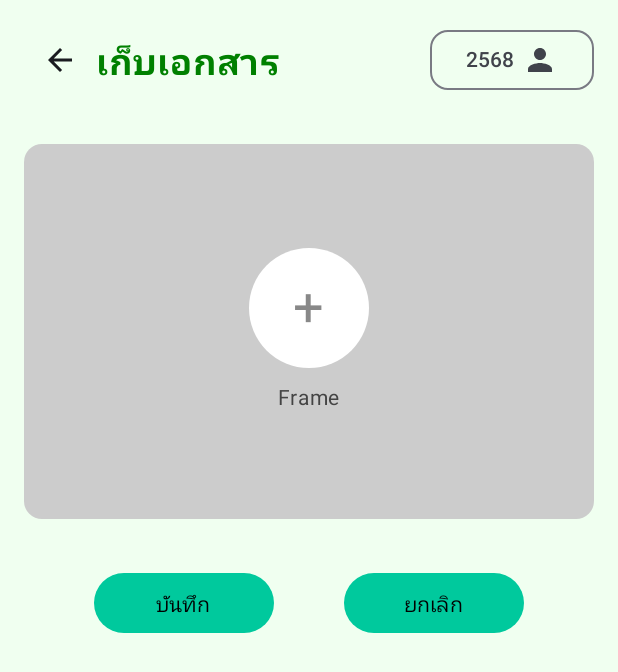
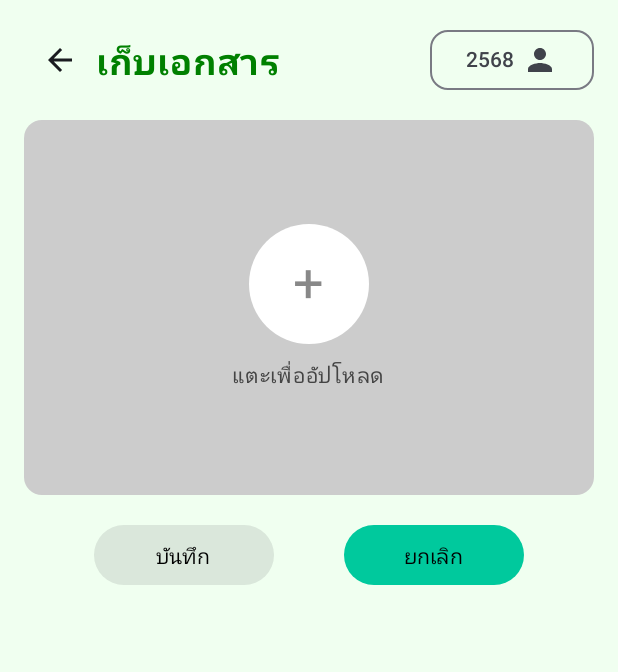
Before and after one commit to Anochaakimbo/PersonalTaxManagement-KotlinProject, an Android app built with Jetpack Compose: the UploadDocumentScreen screen opened through its navigation route, on a phone screen of 412 x 824 dp. Shown: the top 672 px of the screen. Run offline under Robolectric (Android 15) with nearby library versions, the phone set to English and light mode, and no system bars; pictures from the network do not load.

Commit message:
จะเสร็จละ

```diff
--- a/app/src/main/java/com/example/myproject/MainActivity.kt
+++ b/app/src/main/java/com/example/myproject/MainActivity.kt
@@ -55,5 +55,7 @@ fun MyScreen() {
                 isLoggedIn = true // ✅ อัปเดตสถานะเมื่อเข้าสู่ระบบ
             }
         )
+
     }
+
 }
--- a/app/src/main/java/com/example/myproject/api/DocumentAPI.kt
+++ b/app/src/main/java/com/example/myproject/api/DocumentAPI.kt
@@ -1,12 +1,35 @@
 package com.example.myproject.api
 
+import okhttp3.MultipartBody
 import retrofit2.Retrofit
 import retrofit2.converter.gson.GsonConverterFactory
-import retrofit2.http.GET
+import retrofit2.http.*
 
 interface DocumentAPI {
-    @GET("user-files/1") // ต้องตรงกับ API ของ Backend
+    // ✅ ดึงเอกสารของ user_id = 1 (จากโค้ดเดิม)
+    @GET("user-files/1")
     suspend fun getDocuments(): List<DocumentItem>
+
+    // ✅ ดึงเอกสารของ user_id ที่กำหนด (เพิ่มจากโค้ดใหม่)
+    @GET("user-files/{user_id}")
+    suspend fun getDocuments(@Path("user_id") userId: Int): List<DocumentItem>
+
+    @Multipart
+    @POST("upload-image/{user_id}")
+    suspend fun uploadDocument(
+        @Path("user_id") userId: Int,
+        @Part file: MultipartBody.Part // ✅ เอา "document" ออก
+    )
+
+
+
+    @GET("user-files/document/{document_id}")
+    suspend fun getDocumentById(@Path("document_id") documentId: Int): DocumentItem
+
+
+    // ✅ ลบไฟล์จากเซิร์ฟเวอร์
+    @DELETE("delete-file/{id}")
+    suspend fun deleteFile(@Path("id") fileId: Int)
 
     companion object {
         fun create(): DocumentAPI {
@@ -19,6 +42,7 @@ interface DocumentAPI {
     }
 }
 
+// ✅ โครงสร้างข้อมูลเอกสาร
 data class DocumentItem(
     val id: Int,
     val document_url: String,
--- a/app/src/main/java/com/example/myproject/mainscreen/ShowalldocumentScreen.kt
+++ b/app/src/main/java/com/example/myproject/mainscreen/ShowalldocumentScreen.kt
@@ -125,7 +125,7 @@ fun DocumentItemView(navController: NavHostController, document: DocumentItem) {
                 horizontalArrangement = Arrangement.End
             ) {
                 TextButton(
-                    onClick = { navController.navigate("Seedetaildocument_screen") }
+                    onClick = { navController.navigate("Seedetaildocument_screen/${document.id}") } // ส่ง document.id ไปด้วย
                 ) {
                     Text("ดูรายละเอียด", color = Color(0xFF008000))
                 }
--- a/app/src/main/java/com/example/myproject/mainscreen/saveducumentScreen.kt
+++ b/app/src/main/java/com/example/myproject/mainscreen/saveducumentScreen.kt
@@ -1,5 +1,10 @@
 package com.example.myproject.mainscreen
 
+
+import android.net.Uri
+import androidx.activity.compose.rememberLauncherForActivityResult
+import androidx.activity.result.contract.ActivityResultContracts
+import androidx.compose.foundation.Image
 import androidx.compose.foundation.background
 import androidx.compose.foundation.clickable
 import androidx.compose.foundation.layout.*
@@ -13,29 +18,46 @@ import androidx.compose.runtime.*
 import androidx.compose.ui.Alignment
 import androidx.compose.ui.Modifier
 import androidx.compose.ui.graphics.Color
+import androidx.compose.ui.layout.ContentScale
+import androidx.compose.ui.platform.LocalContext
 import androidx.compose.ui.unit.dp
 import androidx.compose.ui.unit.sp
 import androidx.compose.ui.text.font.FontWeight
+import androidx.lifecycle.viewmodel.compose.viewModel
 import androidx.navigation.NavHostController
+import coil.compose.rememberAsyncImagePainter
+import com.example.myproject.viewmodel.DocumentViewModel
+
 
 @Composable
-fun UploadDocumentScreen(navController: NavHostController) {
+fun UploadDocumentScreen(navController: NavHostController, viewModel: DocumentViewModel = viewModel()) {
+    val context = LocalContext.current
+    var selectedImageUri by remember { mutableStateOf<Uri?>(null) }
+    val isLoading by viewModel.isLoading.collectAsState()
+
+
+
+    // เปิดแกลเลอรี
+    val imagePickerLauncher = rememberLauncherForActivityResult(ActivityResultContracts.GetContent()) { uri: Uri? ->
+        selectedImageUri = uri
+    }
+
+
     Column(
         modifier = Modifier
             .fillMaxSize()
             .background(Color(0xFFF0FFF0)) // สีพื้นหลัง
             .padding(16.dp)
     ) {
-        // **Header: ปุ่มย้อนกลับ + "เก็บเอกสาร" + ปุ่มโปรไฟล์**
+        // **Header**
         Row(
             modifier = Modifier.fillMaxWidth(),
             verticalAlignment = Alignment.CenterVertically
         ) {
-            IconButton(
-                onClick = { navController.popBackStack() }
-            ) {
+            IconButton(onClick = { navController.popBackStack() }) {
                 Icon(imageVector = Icons.Default.ArrowBack, contentDescription = "ย้อนกลับ")
             }
+
 
             Text(
                 text = "เก็บเอกสาร",
@@ -45,24 +67,24 @@ fun UploadDocumentScreen(navController: NavHostController) {
                 modifier = Modifier.weight(1f)
             )
 
-            OutlinedButton(
-                onClick = { /* เปิดหน้าข้อมูลผู้ใช้ */ },
-                shape = RoundedCornerShape(12.dp),
-                border = ButtonDefaults.outlinedButtonBorder
-            ) {
+
+            OutlinedButton(onClick = { /* เปิดหน้าข้อมูลผู้ใช้ */ }, shape = RoundedCornerShape(12.dp)) {
                 Text("2568")
                 Spacer(modifier = Modifier.width(4.dp))
                 Icon(imageVector = Icons.Default.Person, contentDescription = "โปรไฟล์")
             }
         }
 
-        Spacer(modifier = Modifier.height(32.dp))
 
-        // **Frame สำหรับอัปโหลดเอกสาร**
+        Spacer(modifier = Modifier.height(16.dp))
+
+
+        // **Frame อัปโหลดรูป**
         Card(
             modifier = Modifier
                 .fillMaxWidth()
-                .height(250.dp),
+                .height(250.dp)
+                .clickable { imagePickerLauncher.launch("image/*") },
             shape = RoundedCornerShape(12.dp),
             colors = CardDefaults.cardColors(containerColor = Color.LightGray)
         ) {
@@ -70,49 +92,75 @@ fun UploadDocumentScreen(navController: NavHostController) {
                 contentAlignment = Alignment.Center,
                 modifier = Modifier.fillMaxSize()
             ) {
-                Column(
-                    horizontalAlignment = Alignment.CenterHorizontally
-                ) {
-                    // วงกลมไอคอน "+"
+                if (selectedImageUri != null) {
+                    // แสดงรูปที่เลือก
+                    Image(
+                        painter = rememberAsyncImagePainter(selectedImageUri),
+                        contentDescription = "ภาพที่เลือก",
+                        modifier = Modifier.fillMaxSize(),
+                        contentScale = ContentScale.Crop
+                    )
+                } else {
+                    // แสดงไอคอน + ถ้ายังไม่มีรูป
+                    Column(horizontalAlignment = Alignment.CenterHorizontally) {
                         Box(
                             modifier = Modifier
                                 .size(80.dp)
-                            .background(Color.White, shape = CircleShape)
-                            .clickable { /* เพิ่มเอกสาร */ },
+                                .background(Color.White, shape = CircleShape),
                             contentAlignment = Alignment.Center
                         ) {
                             Text("+", fontSize = 36.sp, color = Color.Gray)
                         }
                         Spacer(modifier = Modifier.height(8.dp))
-                    Text("Frame", color = Color.DarkGray, fontSize = 14.sp)
+                        Text("แตะเพื่ออัปโหลด", color = Color.DarkGray, fontSize = 14.sp)
+                    }
                 }
             }
         }
 
-        Spacer(modifier = Modifier.height(32.dp))
 
-        // **ปุ่มด้านล่าง**
+        Spacer(modifier = Modifier.height(16.dp))
+
+
+        // **ปุ่มบันทึกและยกเลิก**
         Row(
             modifier = Modifier.fillMaxWidth(),
             horizontalArrangement = Arrangement.SpaceEvenly
         ) {
             Button(
-                onClick = { /* บันทึกเอกสาร */ },
-                colors = ButtonDefaults.buttonColors(containerColor = Color(0xFF00C99D)), // สีเขียว
+                onClick = {
+                    selectedImageUri?.let { uri ->
+                        viewModel.uploadFile(context, 1, uri) // userId = 1
+                    }
+                    // ✅ เปลี่ยนหน้าไป ShowAllDocumentScreen ทันทีหลังจากกด
+                    navController.navigate("ShowAllDocument_Screen")
+                },
+                colors = ButtonDefaults.buttonColors(containerColor = Color(0xFF00C99D)),
                 shape = RoundedCornerShape(20.dp),
-                modifier = Modifier.width(120.dp)
+                modifier = Modifier.width(120.dp),
+                enabled = selectedImageUri != null
             ) {
                 Text("บันทึก", color = Color.Black)
             }
 
+
+
+
             Button(
-                onClick = { navController.popBackStack() }, // ย้อนกลับ
-                colors = ButtonDefaults.buttonColors(containerColor = Color(0xFF00C99D)), // สีเขียว
+                onClick = { navController.popBackStack() },
+                colors = ButtonDefaults.buttonColors(containerColor = Color(0xFF00C99D)),
                 shape = RoundedCornerShape(20.dp),
                 modifier = Modifier.width(120.dp)
             ) {
                 Text("ยกเลิก", color = Color.Black)
             }
         }
+
+
+        // **Loading Indicator**
+        if (isLoading) {
+            Spacer(modifier = Modifier.height(16.dp))
+            CircularProgressIndicator(modifier = Modifier.align(Alignment.CenterHorizontally))
         }
     }
+}
--- a/app/src/main/java/com/example/myproject/navigation/NavGraph.kt
+++ b/app/src/main/java/com/example/myproject/navigation/NavGraph.kt
@@ -83,11 +83,14 @@ fun NavGraph(navController: NavHostController,modifier: Modifier,onLoginSuccess:
         ) {
             UploadDocumentScreen(navController)
         }
-        composable(
-            route = Screen.Seedetaildocument.route
-        ) {
-            SeeDocumentScreen(navController)
+        composable("showall_screen") {
+            DocumentScreen(navController = navController)
         }
+        composable("Seedetaildocument_screen/{document_id}") { backStackEntry ->
+            val documentId = backStackEntry.arguments?.getString("document_id")?.toIntOrNull() ?: 1
+            SeeDocumentScreen(navController = navController, documentId = documentId)
+        }
+
 
 
 
```
Also changed, not shown: app/src/main/java/com/example/myproject/database/DocumentViewModel.kt (+86 -4 lines), app/src/main/java/com/example/myproject/mainscreen/SeedetaildocumentScreen.kt (+44 -93 lines), app/src/main/res/drawable-nodpi/cat.png (added). Lines whose indentation alone changed are shown as unchanged.
